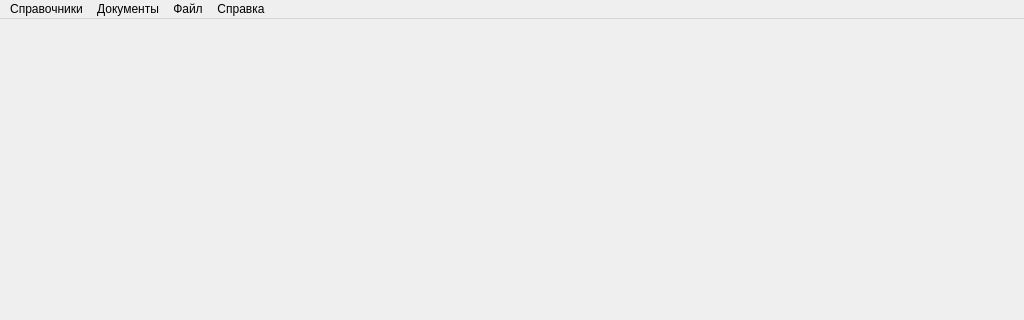
Qt form src/ui/mainwindow.ui (Smurf72T/POC_Terminal_Tracker) before a commit; both pictures show x 0 to 1024 and y 0 to 320 of the 1024 by 768 pixel window.
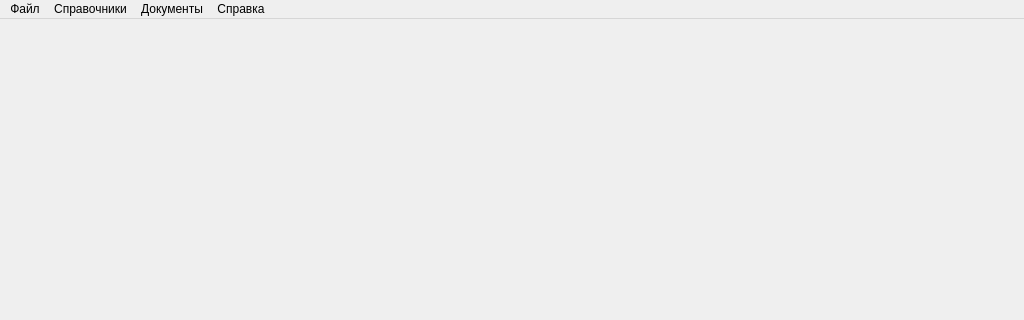
The same form after that commit.

Commit message: Настройка меню

```diff
--- a/src/ui/mainwindow.ui
+++ b/src/ui/mainwindow.ui
@@ -65,9 +65,9 @@
                 <addaction name="actionReceipt"/>
                 <addaction name="actionRental"/>
             </widget>
+   <addaction name="menuFile"/>
             <addaction name="menuDictionaries"/>
             <addaction name="menuDocuments"/>
-            <addaction name="menuFile"/>
             <addaction name="menuHelp"/>
         </widget>
         <widget class="QStatusBar" name="statusbar"/>
```
Left out of the diff: 2 changed lines with no effect on the pictures. Lines whose indentation alone changed are shown as unchanged.
